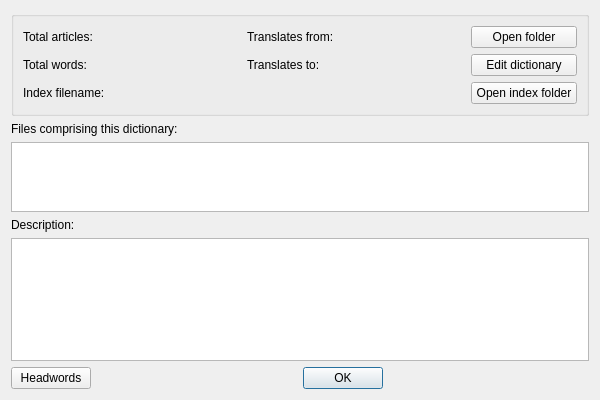
The window that src/ui/dictinfo.ui (xiaoyifang/goldendict-ng) describes before a commit, drawn with Qt 5.
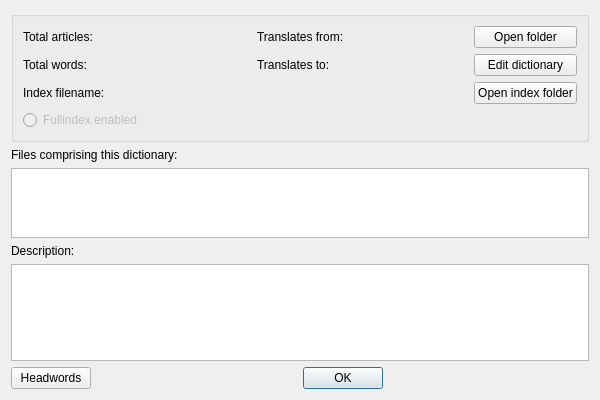
The same window after the commit.

Commit message: feat: display fulltext status in the dictionary info dialog

```diff
--- a/src/ui/dictinfo.ui
+++ b/src/ui/dictinfo.ui
@@ -109,13 +109,16 @@
         </property>
        </widget>
       </item>
-      <item row="2" column="1">
-       <widget class="QLabel" name="dictionaryId">
+      <item row="3" column="0">
+       <widget class="QRadioButton" name="enableFullindex">
+        <property name="enabled">
+         <bool>false</bool>
+        </property>
         <property name="text">
-         <string/>
+         <string>Fullindex enabled</string>
         </property>
-        <property name="textInteractionFlags">
-         <set>Qt::LinksAccessibleByMouse|Qt::TextSelectableByMouse</set>
+        <property name="checkable">
+         <bool>true</bool>
         </property>
        </widget>
       </item>
```
Left out of the diff: 86 changed lines with no effect on the pictures. The commit also changes 1 other file.
